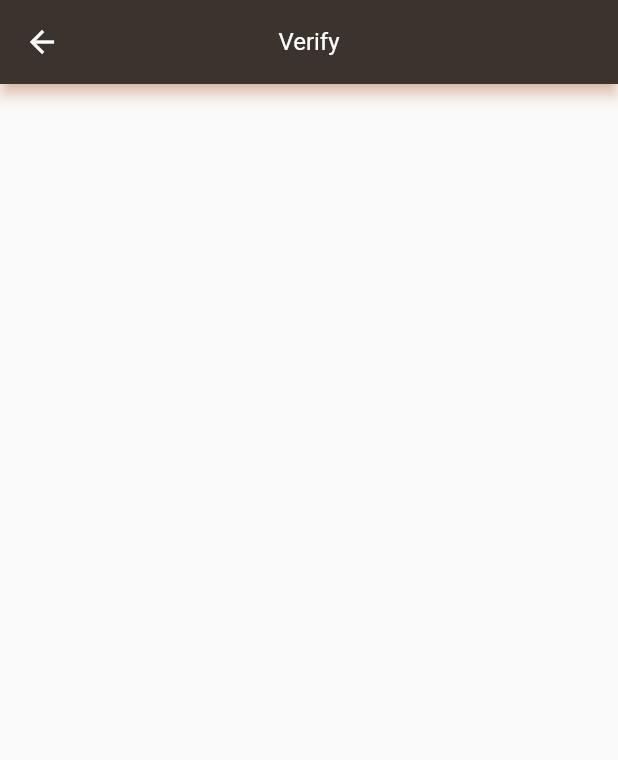
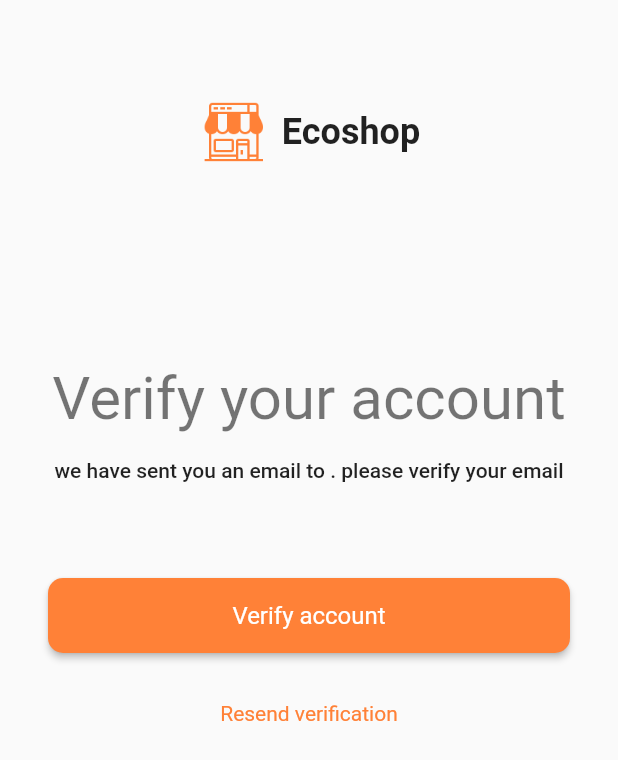
Before and after one commit to brakenseddik/EcoShop, a Flutter app: the VerifyPage screen opened by its route, on a phone screen of 412 x 824 dp. Shown: the top 760 px of the screen. Run offline on Flutter 3.47's test engine with Material 2 defaults, Android fonts, the phone set to English and light mode, and no system bars; our stand-ins replace auto_route, bloc, dartz, dio, firebase_auth, firebase_core and 7 more; missing offline and left inert: flutter_facebook_auth; accounts and stored records are empty; generated files the repository leaves out were written again.

Commit message:
verify account

```diff
--- a/lib/core/constants/constants.dart
+++ b/lib/core/constants/constants.dart
@@ -1,6 +1,10 @@
 import 'package:dio/dio.dart';
 
 class AppConstants {
+  static const accountExistsWithDifferentCredentialsError =
+      'account-exists-with-different-credential';
+  static const googleCom = 'google.com';
+  static const emailScope = 'email';
   static final Dio dio = Dio(BaseOptions(
       baseUrl: 'https://apirewrite.simplyprint.io/',
       headers: <String, String>{
--- a/lib/core/exceptions/failure.dart
+++ b/lib/core/exceptions/failure.dart
@@ -13,6 +13,7 @@ class Failure with _$Failure {
       CustomFailureWithMessage;
 
   const factory Failure.unknownFailure() = UnknownFailure;
+  const factory Failure.abortAuthentication() = AbortAuth;
 
   const factory Failure.internetConnectionFailure() = InternetConnectionFailure;
 
--- /dev/null
+++ b/lib/core/utils/validators.dart
@@ -0,0 +1,44 @@
+class ValidatorHelper {
+  static String? emailValidator(String? email) {
+    if (email == null ||
+        email.length < 2 ||
+        !RegExp(r"^[a-zA-Z0-9.a-zA-Z0-9.!#$%&'*+-/=?^_`{|}~]+@[a-zA-Z0-9]+\.[a-zA-Z]+")
+            .hasMatch(email)) {
+      return 'Please enter a valid email';
+    } else {
+      return null;
+    }
+  }
+
+  static String? passwordValidator(String? password) {
+    if (password!.trim().length < 6) {
+      return 'Password not long enough';
+    } else {
+      return null;
+    }
+  }
+
+  static String? confirmPassword(String? password, String? confirm) {
+    if (password!.trim() != confirm!.trim()) {
+      return 'Passwords do not match';
+    } else {
+      return null;
+    }
+  }
+
+  static String? validateMobile(String? value) {
+// Indian Mobile number are of 10 digit only
+    if (value!.length != 10)
+      return 'Mobile Number must be of 10 digit';
+    else
+      return null;
+  }
+
+  static String? firstNameValidator(String? firstName) {
+    if (firstName == null || firstName.trim().isEmpty) {
+      return 'Please enter a valid name';
+    } else {
+      return null;
+    }
+  }
+}
--- /dev/null
+++ b/lib/features/auth/domain/entities/login_entity.dart
@@ -0,0 +1,6 @@
+class LoginEntity {
+  LoginEntity(this.email, this.password);
+
+  final String email;
+  final String password;
+}
--- a/lib/features/auth/presentation/bloc/auth_bloc.dart
+++ b/lib/features/auth/presentation/bloc/auth_bloc.dart
@@ -13,31 +13,42 @@ part 'auth_state.dart';
 
 class AuthBloc extends Bloc<AuthEvent, AuthState> {
   AuthBloc(this.authUseCases) : super(AuthState.initial()) {
-    on<LogOut>(_onLogOut);
-    on<OnLoginEvent>(_onLogin);
-    on<OnRegisterEvent>(_onRegister);
+    on<LogOutPressed>(_onLogOut);
+    on<EmailChanged>(_onEmailChanged);
+    on<EmailValidated>(_onEmailValidated);
+    on<PasswordValidated>(_onPassValidated);
+    on<ConfirmChanged>(_onConfirmChanged);
+    on<ConfirmValidated>(_onConfirmValidated);
+    on<PasswordChanged>(_onPassChanged);
+    on<OnLoginPressedEvent>(_onLogin);
+    on<OnRegisterPressedEvent>(_onRegister);
     on<IsVerified>(_onIsVerified);
+    on<VerifyAccount>(_onVerifyAccount);
     on<IsLoggedIn>(_onLoggedIn);
   }
   final AuthUseCases authUseCases;
 
-  FutureOr<void> _onLogOut(LogOut event, Emitter<AuthState> emit) async {
+  FutureOr<void> _onLogOut(LogOutPressed event, Emitter<AuthState> emit) async {
     await authUseCases.signOut();
     emit(state.copyWith(isLoading: false, logoutSuccessOrFailure: true));
   }
 
-  FutureOr<void> _onLogin(OnLoginEvent event, Emitter<AuthState> emit) async {
+  FutureOr<void> _onLogin(
+      OnLoginPressedEvent event, Emitter<AuthState> emit) async {
     emit(state.copyWith(isLoading: true));
     final res =
-        await authUseCases.login(email: event.email, password: event.password);
-    emit(state.copyWith(isLoading: false, loginSuccessOrFailure: some(res)));
+        await authUseCases.login(email: state.email, password: state.password);
+    emit(state.copyWith(
+        isLoading: false,
+        loginSuccessOrFailure: some(res),
+        showErrorMessages: res.fold((l) => true, (r) => false)));
   }
 
   FutureOr<void> _onRegister(
-      OnRegisterEvent event, Emitter<AuthState> emit) async {
+      OnRegisterPressedEvent event, Emitter<AuthState> emit) async {
     emit(state.copyWith(isLoading: true));
     final res = await authUseCases.register(
-        email: event.email, password: event.password);
+        email: state.email, password: state.password);
     emit(state.copyWith(isLoading: false, registerSuccessOrFailure: some(res)));
   }
 
@@ -50,6 +61,40 @@ class AuthBloc extends Bloc<AuthEvent, AuthState> {
 
   FutureOr<void> _onLoggedIn(IsLoggedIn event, Emitter<AuthState> emit) {
     final res = authUseCases.isLoggedIn();
-    emit(state.copyWith(isVerified: res));
+    emit(state.copyWith(isLoggedIn: res));
+  }
+
+  FutureOr<void> _onEmailChanged(EmailChanged event, Emitter<AuthState> emit) {
+    emit(state.copyWith(email: event.emailStr.trim()));
+  }
+
+  FutureOr<void> _onPassChanged(
+      PasswordChanged event, Emitter<AuthState> emit) {
+    emit(state.copyWith(password: event.passwordStr.trim()));
+  }
+
+  FutureOr<void> _onEmailValidated(
+      EmailValidated event, Emitter<AuthState> emit) {
+    emit(state.copyWith(isEmailValid: event.emailStr == null));
+  }
+
+  FutureOr<void> _onPassValidated(
+      PasswordValidated event, Emitter<AuthState> emit) {
+    emit(state.copyWith(isPassValid: event.passwordStr == null));
+  }
+
+  FutureOr<void> _onConfirmChanged(
+      ConfirmChanged event, Emitter<AuthState> emit) {
+    emit(state.copyWith(confirm: event.confirm.trim()));
+  }
+
+  FutureOr<void> _onConfirmValidated(
+      ConfirmValidated event, Emitter<AuthState> emit) {
+    emit(state.copyWith(isConfirmValid: event.confirm == null));
+  }
+
+  FutureOr<void> _onVerifyAccount(
+      VerifyAccount event, Emitter<AuthState> emit) {
+    // final res= authUseCases
   }
 }
--- a/lib/features/auth/presentation/bloc/auth_event.dart
+++ b/lib/features/auth/presentation/bloc/auth_event.dart
@@ -2,14 +2,17 @@ part of 'auth_bloc.dart';
 
 @freezed
 class AuthEvent with _$AuthEvent {
-  const factory AuthEvent.verifyEmail() = VerifyEmail;
-
-  const factory AuthEvent.onLoginEvent(String email, String password) =
-      OnLoginEvent;
-  const factory AuthEvent.onRegisterEvent(String email, String password) =
-      OnRegisterEvent;
-
-  const factory AuthEvent.logOut() = LogOut;
+  const factory AuthEvent.emailChanged(String emailStr) = EmailChanged;
+  const factory AuthEvent.emailValidated(String? emailStr) = EmailValidated;
+  const factory AuthEvent.confirmChanged(String confirm) = ConfirmChanged;
+  const factory AuthEvent.confirmValidated(String? confirm) = ConfirmValidated;
+  const factory AuthEvent.passwordChanged(String passwordStr) = PasswordChanged;
+  const factory AuthEvent.passwordValidated(String? passwordStr) =
+      PasswordValidated;
+  const factory AuthEvent.verifyAccount() = VerifyAccount;
+  const factory AuthEvent.onLoginPressedEvent() = OnLoginPressedEvent;
+  const factory AuthEvent.onRegisterPressedEvent() = OnRegisterPressedEvent;
+  const factory AuthEvent.logOutPressed() = LogOutPressed;
   const factory AuthEvent.isAccountVerified() = IsVerified;
   const factory AuthEvent.isLoggedIn() = IsLoggedIn;
 }
--- a/lib/features/auth/presentation/bloc/auth_state.dart
+++ b/lib/features/auth/presentation/bloc/auth_state.dart
@@ -5,8 +5,16 @@ class AuthState with _$AuthState {
   const factory AuthState(
       {required bool isLoading,
       required bool isLoggedIn,
+      required bool isEmailValid,
+      required bool isPassValid,
+      required bool isConfirmValid,
+      required bool showErrorMessages,
       required bool isVerified,
+      required bool isFormValidated,
       required bool logoutSuccessOrFailure,
+      required String email,
+      required String password,
+      required String confirm,
       required Option<Either<Failure, User?>> loginSuccessOrFailure,
       required Option<Either<Failure, User?>> registerSuccessOrFailure,
       required Failure? error}) = _AuthState;
@@ -15,6 +23,14 @@ class AuthState with _$AuthState {
         isLoading: false,
         isLoggedIn: false,
         isVerified: false,
+        isEmailValid: false,
+        isPassValid: false,
+        isConfirmValid: false,
+        isFormValidated: false,
+        showErrorMessages: false,
+        email: '',
+        password: '',
+        confirm: '',
         logoutSuccessOrFailure: false,
         loginSuccessOrFailure: none(),
         registerSuccessOrFailure: none(),
--- a/lib/features/auth/presentation/pages/login_page.dart
+++ b/lib/features/auth/presentation/pages/login_page.dart
@@ -4,8 +4,8 @@ import 'package:fake_store/core/resources/assets_manager.dart';
 import 'package:fake_store/core/resources/values_manager.dart';
 import 'package:fake_store/core/routes/router.dart';
 import 'package:fake_store/features/auth/presentation/bloc/auth_bloc.dart';
+import 'package:fake_store/features/auth/presentation/widgets/signin_form.dart';
 import 'package:fake_store/features/core/components/logo_widget.dart';
-import 'package:fake_store/features/core/components/signin_form.dart';
 import 'package:fake_store/features/core/components/social_button.dart';
 import 'package:flutter/material.dart';
 import 'package:flutter_bloc/flutter_bloc.dart';
@@ -31,6 +31,9 @@ class _LoginPageState extends State<LoginPage> {
           return Padding(
             padding: const EdgeInsets.symmetric(
                 horizontal: ValuesManager.s32, vertical: ValuesManager.s64),
+            child: SizedBox(
+              height: size.height,
+              width: size.width,
               child: Column(
                 children: [
                   const LogoWidget(),
@@ -104,6 +107,7 @@ class _LoginPageState extends State<LoginPage> {
                   )
                 ],
               ),
+            ),
           );
         },
       ),
--- a/lib/features/auth/presentation/pages/register_page.dart
+++ b/lib/features/auth/presentation/pages/register_page.dart
@@ -2,8 +2,8 @@ import 'package:auto_route/auto_route.dart';
 import 'package:fake_store/core/extensions/context_extensions.dart';
 import 'package:fake_store/core/resources/values_manager.dart';
 import 'package:fake_store/features/auth/presentation/bloc/auth_bloc.dart';
+import 'package:fake_store/features/auth/presentation/widgets/signup_form.dart';
 import 'package:fake_store/features/core/components/logo_widget.dart';
-import 'package:fake_store/features/core/components/signup_form.dart';
 import 'package:flutter/material.dart';
 import 'package:flutter_bloc/flutter_bloc.dart';
 
--- a/lib/features/auth/presentation/pages/verify_page.dart
+++ b/lib/features/auth/presentation/pages/verify_page.dart
@@ -1,4 +1,11 @@
+import 'package:fake_store/core/extensions/context_extensions.dart';
+import 'package:fake_store/core/resources/values_manager.dart';
+import 'package:fake_store/features/auth/presentation/bloc/auth_bloc.dart';
+import 'package:fake_store/features/core/components/default_button.dart';
+import 'package:fake_store/features/core/components/logo_widget.dart';
 import 'package:flutter/material.dart';
+import 'package:flutter_bloc/flutter_bloc.dart';
+import 'package:fluttertoast/fluttertoast.dart';
 
 class VerifyPage extends StatefulWidget {
   const VerifyPage({Key? key}) : super(key: key);
@@ -9,10 +16,64 @@ class VerifyPage extends StatefulWidget {
 
 class _VerifyPageState extends State<VerifyPage> {
   @override
+  void initState() {
+    context.read<AuthBloc>().add(const IsVerified());
+    super.initState();
+  }
+
+  @override
   Widget build(BuildContext context) {
     return Scaffold(
-      appBar: AppBar(
-        title: const Text('Verify'),
+      body: BlocListener<AuthBloc, AuthState>(
+        listenWhen: (p, c) => p.isVerified != c.isVerified,
+        listener: (context, state) {
+          if (!state.isVerified) {
+            Fluttertoast.showToast(msg: 'Account is not verified');
+          }
+        },
+        child: Padding(
+          padding: const EdgeInsets.symmetric(
+              horizontal: ValuesManager.s32, vertical: ValuesManager.s64),
+          child: Column(
+            children: [
+              const LogoWidget(),
+              const Spacer(),
+              Text(
+                'Verify your account',
+                textAlign: TextAlign.center,
+                style: context.textTheme.headlineLarge,
+              ),
+              const SizedBox(
+                height: ValuesManager.s16,
+              ),
+              Text(
+                'we have sent you an email to ${context.read<AuthBloc>().state.email}. please verify your email',
+                textAlign: TextAlign.center,
+                style: context.textTheme.bodyLarge,
+              ),
+              const SizedBox(
+                height: ValuesManager.s64,
+              ),
+              DefaultButton(
+                text: 'Verify account',
+                onPressed: () {
+                  context.read<AuthBloc>().add(const IsVerified());
+                },
+              ),
+              const SizedBox(
+                height: ValuesManager.s16,
+              ),
+              TextButton(
+                  onPressed: () {
+                    context.read<AuthBloc>().add(const VerifyAccount());
+                  },
+                  child: const Text('Resend verification')),
+              const Spacer(
+                flex: 2,
+              )
+            ],
+          ),
+        ),
       ),
     );
   }
--- a/pubspec.yaml
+++ b/pubspec.yaml
@@ -32,9 +32,7 @@ dependencies:
   shimmer:
   shared_preferences:
   fluttertoast:
-
-
-
+  flutter_facebook_auth:
 
 dev_dependencies:
   flutter_test:
```
Also changed, not shown: lib/features/auth/data/repositories/auth_repository.dart (+33 -0 lines), lib/features/auth/presentation/widgets/default_textfield.dart (+13 -6 lines), lib/features/auth/presentation/widgets/signin_form.dart (added, +96 -0 lines), lib/features/auth/presentation/widgets/signup_form.dart (added, +142 -0 lines), lib/features/core/components/signin_form.dart (deleted, +0 -76 lines), lib/features/core/components/signup_form.dart (deleted, +0 -133 lines), lib/core/exceptions/failure.freezed.dart, lib/features/auth/presentation/bloc/auth_bloc.freezed.dart, pubspec.lock, 1 other file. Lines whose indentation alone changed are shown as unchanged.
